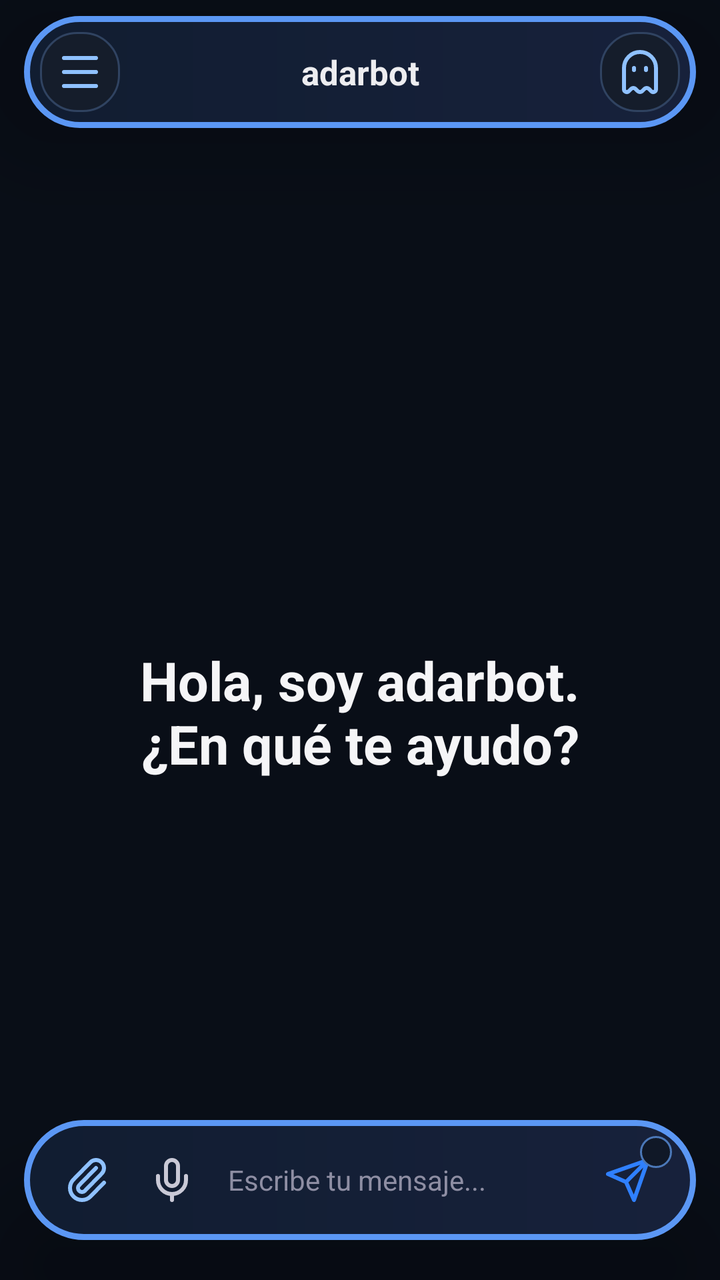
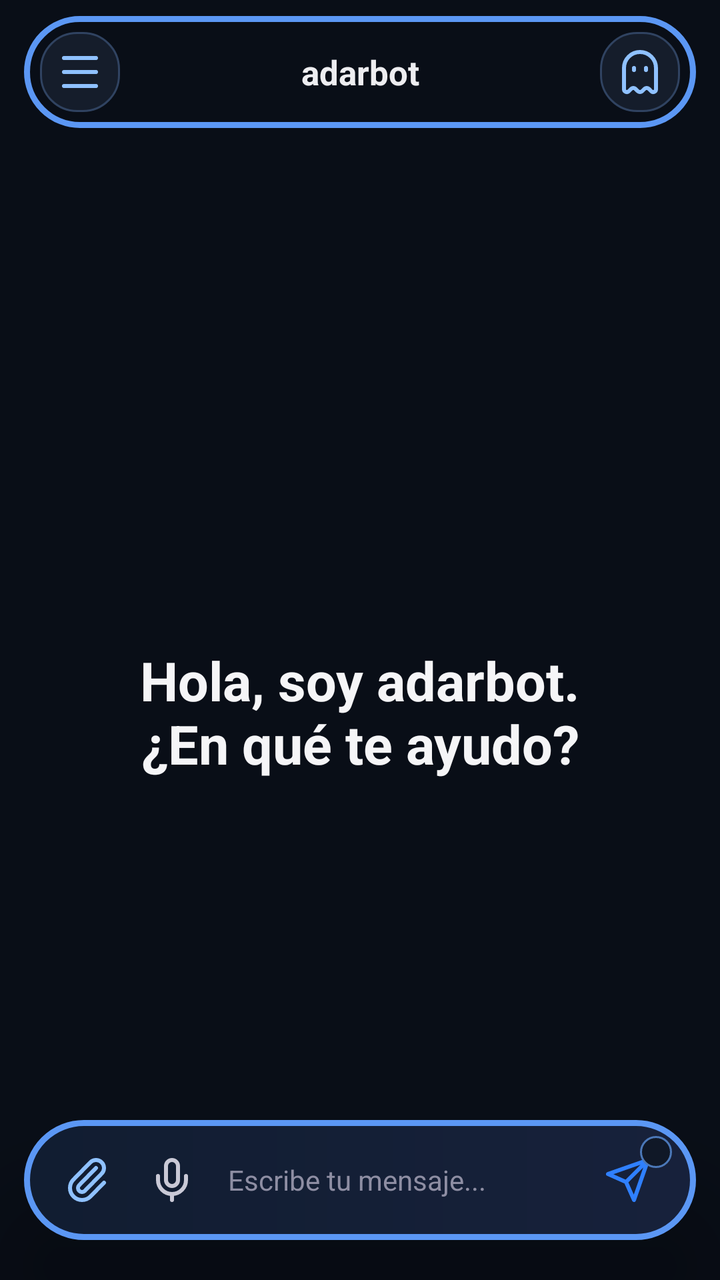

Two renders of the same Android screen: before a commit and after it. Below are the layout's source before the change and the commit's diff.
<!-- AndroidManifest.xml: activity theme Theme.NemotronVoiceIME -->
<!-- res/layout/activity_chat.xml -->
<?xml version="1.0" encoding="utf-8"?>
<FrameLayout xmlns:android="http://schemas.android.com/apk/res/android"
    android:layout_width="match_parent"
    android:layout_height="match_parent"
    android:background="#090E17">

    <LinearLayout
        android:layout_width="match_parent"
        android:layout_height="match_parent"
        android:orientation="vertical">

    <FrameLayout
        android:layout_width="match_parent"
        android:layout_height="56dp"
        android:layout_marginLeft="12dp"
        android:layout_marginTop="8dp"
        android:layout_marginRight="12dp"
        android:layout_marginBottom="8dp"
        android:background="@drawable/bg_float_bar"
        android:elevation="24dp"
        android:translationZ="8dp"
        android:paddingLeft="8dp"
        android:paddingTop="4dp"
        android:paddingRight="8dp"
        android:paddingBottom="4dp">

        <LinearLayout
            android:layout_width="wrap_content"
            android:layout_height="40dp"
            android:layout_gravity="start|center_vertical"
            android:gravity="center_vertical">
            <ImageButton
                android:id="@+id/btnMenuChat"
                android:layout_width="40dp"
                android:layout_height="40dp"
                android:background="@drawable/bg_chip"
                android:contentDescription="Abrir menú de chats"
                android:padding="8dp"
                android:src="@drawable/ic_menu"
                android:tint="#8FC1FF" />
            <ImageButton
                android:id="@+id/btnBack"
                android:layout_width="40dp"
                android:layout_height="40dp"
                android:background="?attr/selectableItemBackgroundBorderless"
                android:contentDescription="Volver"
                android:padding="8dp"
                android:src="@drawable/ic_back"
                android:tint="#EDEDF0"
                android:visibility="gone" />
            <View
                android:id="@+id/connectionDot"
                android:layout_width="8dp"
                android:layout_height="8dp"
                android:layout_gravity="center_vertical"
                android:layout_marginLeft="8dp"
                android:layout_marginRight="3dp"
                android:translationX="56dp"
                android:background="@drawable/bg_connection_offline" />
        </LinearLayout>

        <TextView
            android:id="@+id/convTitle"
            android:layout_width="220dp"
            android:layout_height="match_parent"
            android:layout_gravity="center"
            android:ellipsize="end"
            android:gravity="center"
            android:maxLines="1"
            android:text="adarbot"
            android:textColor="#EDEDF0"
            android:textSize="17sp"
            android:textStyle="bold" />

        <LinearLayout
            android:layout_width="wrap_content"
            android:layout_height="40dp"
            android:layout_gravity="end|center_vertical"
            android:gravity="center_vertical">
            <ImageButton
                android:id="@+id/btnIncognitoHome"
                android:layout_width="40dp"
                android:layout_height="40dp"
                android:layout_marginLeft="4dp"
                android:background="@drawable/bg_chip"
                android:contentDescription="Nuevo chat incógnito"
                android:padding="9dp"
                android:src="@drawable/ic_ghost"
                android:tint="#8FC1FF" />
            <ImageButton
                android:id="@+id/btnDelete"
                android:layout_width="40dp"
                android:layout_height="40dp"
                android:background="?attr/selectableItemBackgroundBorderless"
                android:contentDescription="Eliminar conversacion"
                android:padding="10dp"
                android:src="@drawable/ic_trash"
                android:tint="#5A5A6E"
                android:visibility="gone" />
        </LinearLayout>
    </FrameLayout>

    <FrameLayout
        android:layout_width="match_parent"
        android:layout_height="0dp"
        android:layout_weight="1">
        <androidx.recyclerview.widget.RecyclerView
            android:id="@+id/recyclerMessages"
            android:layout_width="match_parent"
            android:layout_height="match_parent"
            android:clipToPadding="false"
            android:paddingBottom="112dp" />
        <TextView
            android:id="@+id/welcomeView"
            android:layout_width="match_parent"
            android:layout_height="wrap_content"
            android:layout_gravity="center"
            android:gravity="center"
            android:text="Hola, soy adarbot.\n¿En qué te ayudo?"
            android:textColor="#F5F5F7"
            android:textSize="27sp"
            android:textStyle="bold" />
    </FrameLayout>

    </LinearLayout>

    <FrameLayout
        android:id="@+id/chatAttachmentPreview"
        android:layout_width="match_parent"
        android:layout_height="96dp"
        android:layout_gravity="bottom|center_horizontal"
        android:layout_marginLeft="22dp"
        android:layout_marginRight="22dp"
        android:layout_marginBottom="112dp"
        android:padding="4dp"
        android:background="@drawable/bg_float_bar"
        android:elevation="24dp"
        android:visibility="gone">
        <ImageView
            android:id="@+id/chatAttachmentImage"
            android:layout_width="match_parent"
            android:layout_height="match_parent"
            android:contentDescription="Vista previa del adjunto"
            android:scaleType="centerCrop" />
        <ImageButton
            android:id="@+id/chatAttachmentRemove"
            android:layout_width="32dp"
            android:layout_height="32dp"
            android:layout_gravity="top|end"
            android:layout_margin="6dp"
            android:background="@drawable/bg_assist_icon"
            android:contentDescription="Quitar adjunto"
            android:padding="7dp"
            android:src="@drawable/ic_close"
            android:tint="#FFFFFF" />
    </FrameLayout>

    
    <LinearLayout
        android:layout_width="match_parent"
        android:layout_height="wrap_content"
        android:layout_gravity="bottom"
        android:layout_marginLeft="12dp"
        android:layout_marginRight="12dp"
        android:layout_marginTop="14dp"
        android:layout_marginBottom="20dp"
        android:background="@drawable/bg_float_bar"
        android:elevation="24dp"
        android:translationZ="8dp"
        android:gravity="end"
        android:orientation="vertical"
        android:paddingLeft="12dp"
        android:paddingTop="8dp"
        android:paddingRight="12dp"
        android:paddingBottom="8dp">

        <TextView
            android:id="@+id/modelChip"
            android:layout_width="wrap_content"
            android:layout_height="wrap_content"
            android:layout_marginRight="4dp"
            android:layout_marginBottom="3dp"
            android:background="@drawable/bg_chip"
            android:paddingLeft="12dp"
            android:paddingTop="5dp"
            android:paddingRight="12dp"
            android:paddingBottom="5dp"
            android:text="DeepSeek"
            android:textColor="#C9C9D6"
            android:textSize="12sp"
            android:visibility="gone" />

        <LinearLayout
            android:layout_width="match_parent"
            android:layout_height="wrap_content"
            android:gravity="center_vertical"
            android:orientation="horizontal">

        <ImageButton
            android:id="@+id/btnAttach"
            android:layout_width="40dp"
            android:layout_height="44dp"
            android:background="@android:color/transparent"
            android:contentDescription="Adjuntar"
            android:padding="9dp"
            android:src="@drawable/ic_attach"
            android:tint="#8FC1FF" />

        <ImageButton
            android:id="@+id/btnMic"
            android:layout_width="44dp"
            android:layout_height="44dp"
            android:background="@android:color/transparent"
            android:contentDescription="Escribir por voz"
            android:padding="10dp"
            android:src="@drawable/ic_mic"
            android:tint="#C9C9D6" />

        <EditText
            android:id="@+id/inputField"
            android:layout_width="0dp"
            android:layout_height="44dp"
            android:layout_weight="1"
            android:layout_marginLeft="0dp"
            android:layout_marginRight="2dp"
            android:background="@android:color/transparent"
            android:hint="Escribe tu mensaje..."
            android:imeOptions="actionSend"
            android:importantForAutofill="no"
            android:inputType="text"
            android:maxLines="1"
            android:paddingLeft="6dp"
            android:paddingRight="6dp"
            android:textColor="#EDEDF0"
            android:textColorHint="#8E8EA3"
            android:textSize="14sp" />

        <FrameLayout
            android:layout_width="44dp"
            android:layout_height="44dp">
            <ImageButton
                android:id="@+id/btnSend"
                android:layout_width="match_parent"
                android:layout_height="match_parent"
                android:background="@android:color/transparent"
                android:contentDescription="Enviar"
                android:padding="10dp"
                android:src="@drawable/ic_send"
                android:tint="#2F80FF" />
            <ImageView
                android:id="@+id/modelBadge"
                android:layout_width="16dp"
                android:layout_height="16dp"
                android:layout_gravity="top|end"
                android:background="@drawable/bg_model_badge"
                android:contentDescription="Modelo seleccionado"
                android:padding="2dp" />
        </FrameLayout>
        </LinearLayout>
    </LinearLayout>
</FrameLayout>
<!-- resources referenced by this layout -->
<resources>
  <!-- drawable bg_chip (drawable) -->
  <shape xmlns:android="http://schemas.android.com/apk/res/android"
      android:shape="rectangle">
      <solid android:color="#151D2B" />
      <stroke android:width="1dp" android:color="#304361" />
      <corners android:radius="18dp" />
  </shape>
  <!-- drawable bg_connection_offline (drawable) -->
  <shape xmlns:android="http://schemas.android.com/apk/res/android" android:shape="oval"><solid android:color="#F06065" /></shape>
  <!-- drawable bg_float_bar (drawable) -->
  <shape xmlns:android="http://schemas.android.com/apk/res/android" android:shape="rectangle">
      <gradient android:angle="0" android:startColor="#111D31" android:endColor="#17213B" />
      <stroke android:width="3dp" android:color="#5B97F4" />
      <corners android:radius="36dp" />
  </shape>
  <!-- drawable bg_model_badge (drawable) -->
  <shape xmlns:android="http://schemas.android.com/apk/res/android" android:shape="oval">
      <solid android:color="#101827" />
      <stroke android:width="1dp" android:color="#4B78B8" />
  </shape>
  <!-- drawable ic_back (drawable) -->
  <vector xmlns:android="http://schemas.android.com/apk/res/android" android:width="24dp" android:height="24dp" android:viewportWidth="24" android:viewportHeight="24">
      <path android:fillColor="#00000000" android:strokeColor="#FFFFFFFF" android:strokeWidth="2" android:strokeLineCap="round" android:strokeLineJoin="round" android:pathData="M12,19L5,12L12,5M19,12L5,12" />
  </vector>
  <!-- drawable ic_close (drawable) -->
  <vector xmlns:android="http://schemas.android.com/apk/res/android" android:width="24dp" android:height="24dp" android:viewportWidth="24" android:viewportHeight="24">
      <path android:fillColor="#00000000" android:strokeColor="#FFFFFFFF" android:strokeWidth="2" android:strokeLineCap="round" android:pathData="M18,6L6,18M6,6L18,18" />
  </vector>
  <!-- drawable ic_menu (drawable) -->
  <vector xmlns:android="http://schemas.android.com/apk/res/android" android:width="24dp" android:height="24dp" android:viewportWidth="24" android:viewportHeight="24">
      <path android:fillColor="#00000000" android:strokeColor="#FFFFFFFF" android:strokeWidth="2" android:strokeLineCap="round" android:pathData="M4,5L20,5M4,12L20,12M4,19L20,19" />
  </vector>
  <!-- drawable ic_mic (drawable) -->
  <vector xmlns:android="http://schemas.android.com/apk/res/android" android:width="24dp" android:height="24dp" android:viewportWidth="24" android:viewportHeight="24">
      <path android:fillColor="#00000000" android:strokeColor="#FFFFFFFF" android:strokeWidth="2" android:strokeLineCap="round" android:strokeLineJoin="round" android:pathData="M12,19L12,22M19,10L19,12A7,7 0,0 1,5,12L5,10M9,5A3,3 0,0 1,15,5L15,12A3,3 0,0 1,9,12Z" />
  </vector>
  <!-- drawable ic_send (drawable) -->
  <vector xmlns:android="http://schemas.android.com/apk/res/android" android:width="24dp" android:height="24dp" android:viewportWidth="24" android:viewportHeight="24">
      <path android:fillColor="#00000000" android:strokeColor="#FFFFFFFF" android:strokeWidth="2" android:strokeLineCap="round" android:strokeLineJoin="round" android:pathData="M22,2L11,13M22,2L15,22L11,13L2,9Z" />
  </vector>
  <style name="Theme.NemotronVoiceIME" parent="Theme.Material3.DayNight.NoActionBar">
          <item name="colorPrimary">@color/accent</item>
          <item name="colorPrimaryVariant">@color/accent_dark</item>
          <item name="colorOnPrimary">@color/text_light</item>
          <item name="android:statusBarColor">@color/bg_primary</item>
      </style>
  <color name="accent">#76B900</color>
  <color name="accent_dark">#5A8C00</color>
  <color name="text_light">#FFFFFF</color>
  <color name="bg_primary">#1A1A2E</color>
  <!-- unchanged entries left out for length: 4 -->
</resources>

<!-- the commit's change to res/layout/activity_chat.xml (unified diff, before → after) -->
@@ -16,7 +16,7 @@
         android:layout_marginTop="8dp"
         android:layout_marginRight="12dp"
         android:layout_marginBottom="8dp"
-        android:background="@drawable/bg_float_bar"
+        android:background="@drawable/bg_chat_header_float"
         android:elevation="24dp"
         android:translationZ="8dp"
         android:paddingLeft="8dp"
<!-- resource entries referenced after the edit -->
@@ -1,5 +1,11 @@
 <!-- resources referenced by this layout -->
 <resources>
+  <!-- drawable bg_chat_header_float (drawable) -->
+  <shape xmlns:android="http://schemas.android.com/apk/res/android" android:shape="rectangle">
+      <solid android:color="@android:color/transparent" />
+      <stroke android:width="3dp" android:color="#5B97F4" />
+      <corners android:radius="32dp" />
+  </shape>
   <!-- drawable bg_chip (drawable) -->
   <shape xmlns:android="http://schemas.android.com/apk/res/android"
       android:shape="rectangle">
